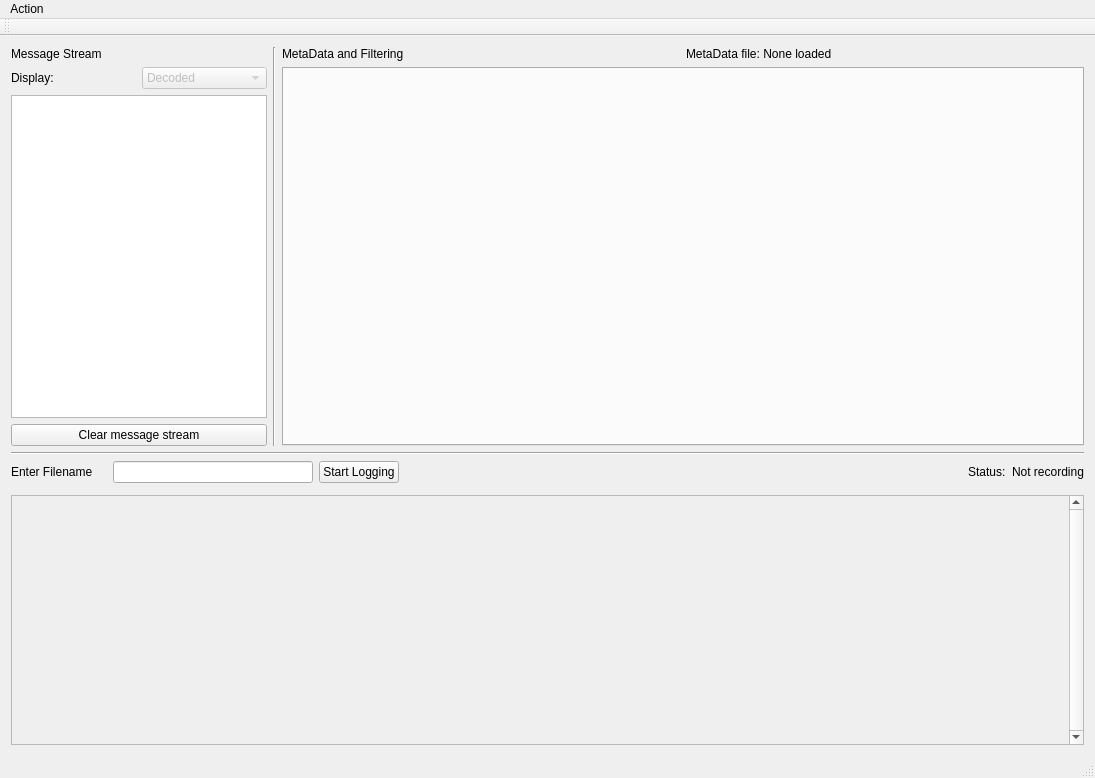
Before: the Qt Designer form canaconda_mainwindow.ui in xela144/CANaconda, drawn with Qt 5.
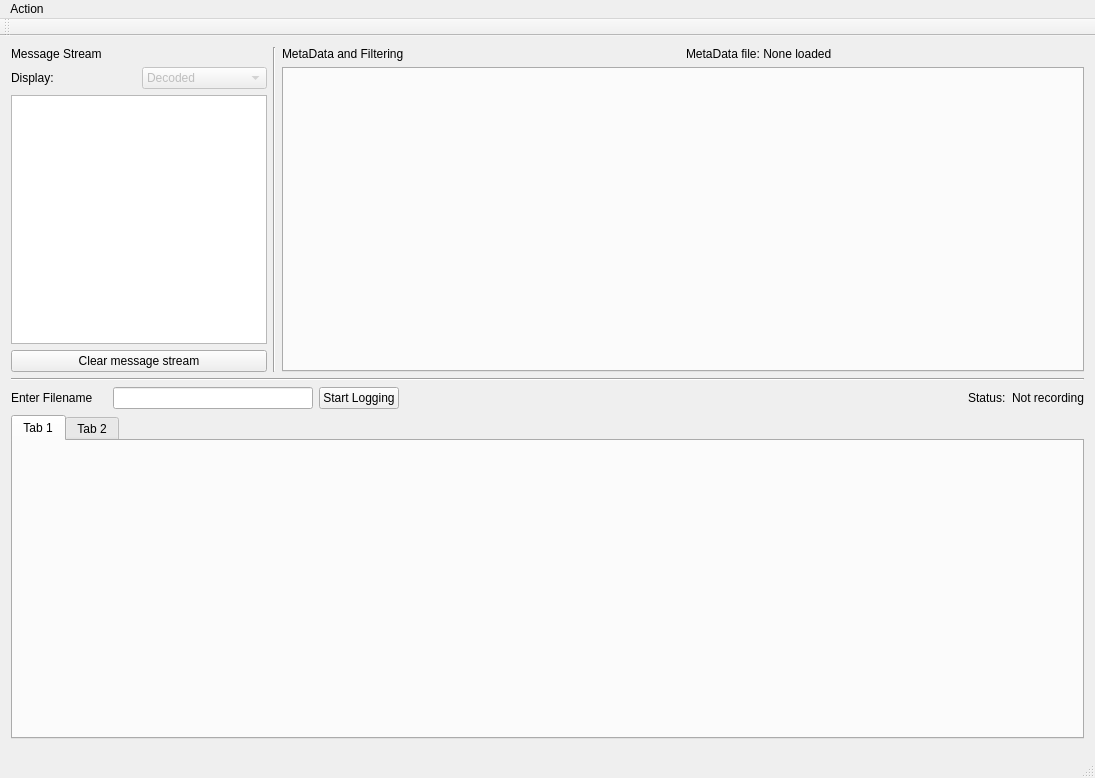
After: the same form once the commit is applied.

Commit message: adding a new tab for transmission

The edit to the form file:
```diff
--- a/canaconda_mainwindow.ui
+++ b/canaconda_mainwindow.ui
@@ -14,8 +14,8 @@
    <string>CANaconda_MainWindow</string>
   </property>
   <widget class="QWidget" name="centralWidget">
-   <layout class="QGridLayout" name="gridLayout">
-    <item row="0" column="0">
+   <layout class="QVBoxLayout" name="verticalLayout_3">
+    <item>
      <layout class="QHBoxLayout" name="horizontalLayout_5">
       <item>
        <layout class="QVBoxLayout" name="verticalLayout">
@@ -121,99 +121,14 @@
       </item>
      </layout>
     </item>
-    <item row="4" column="0">
-     <widget class="QScrollArea" name="scrollArea">
-      <property name="sizePolicy">
-       <sizepolicy hsizetype="Expanding" vsizetype="Preferred">
-        <horstretch>0</horstretch>
-        <verstretch>0</verstretch>
-       </sizepolicy>
-      </property>
-      <property name="minimumSize">
-       <size>
-        <width>0</width>
-        <height>195</height>
-       </size>
-      </property>
-      <property name="verticalScrollBarPolicy">
-       <enum>Qt::ScrollBarAlwaysOn</enum>
-      </property>
-      <property name="widgetResizable">
-       <bool>true</bool>
-      </property>
-      <widget class="QWidget" name="scrollAreaWidgetContents">
-       <property name="geometry">
-        <rect>
-         <x>0</x>
-         <y>0</y>
-         <width>1063</width>
-         <height>239</height>
-        </rect>
-       </property>
-       <layout class="QVBoxLayout" name="verticalLayout_3">
-        <item>
-         <widget class="QWidget" name="transmitWidget" native="true">
-          <property name="sizePolicy">
-           <sizepolicy hsizetype="Preferred" vsizetype="Minimum">
-            <horstretch>0</horstretch>
-            <verstretch>0</verstretch>
-           </sizepolicy>
-          </property>
-          <property name="minimumSize">
-           <size>
-            <width>0</width>
-            <height>180</height>
-           </size>
-          </property>
-          <property name="baseSize">
-           <size>
-            <width>0</width>
-            <height>15</height>
-           </size>
-          </property>
-         </widget>
-        </item>
-        <item>
-         <widget class="QWidget" name="arbitraryTransmitWidget" native="true">
-          <property name="sizePolicy">
-           <sizepolicy hsizetype="Preferred" vsizetype="Minimum">
-            <horstretch>0</horstretch>
-            <verstretch>0</verstretch>
-           </sizepolicy>
-          </property>
-          <property name="minimumSize">
-           <size>
-            <width>0</width>
-            <height>40</height>
-           </size>
-          </property>
-          <property name="baseSize">
-           <size>
-            <width>0</width>
-            <height>15</height>
-           </size>
-          </property>
-         </widget>
-        </item>
-       </layout>
-      </widget>
-     </widget>
-    </item>
-    <item row="3" column="0">
-     <widget class="Line" name="line_3">
-      <property name="orientation">
-       <enum>Qt::Vertical</enum>
-      </property>
-     </widget>
-    </item>
-    <item row="1" column="0">
+    <item>
      <widget class="Line" name="line">
       <property name="orientation">
        <enum>Qt::Horizontal</enum>
       </property>
      </widget>
     </item>
-    <item row="2" column="0">
+    <item>
      <layout class="QHBoxLayout" name="horizontalLayout_2">
       <item>
        <widget class="QLabel" name="label_3">
@@ -299,6 +214,73 @@
       </item>
      </layout>
     </item>
+    <item>
+     <widget class="QTabWidget" name="tabWidget_2">
+      <widget class="QWidget" name="tab">
+       <attribute name="title">
+        <string>Tab 1</string>
+       </attribute>
+       <layout class="QVBoxLayout" name="verticalLayout_4">
+        <item>
+         <widget class="QWidget" name="transmitWidget" native="true">
+          <property name="sizePolicy">
+           <sizepolicy hsizetype="Preferred" vsizetype="Minimum">
+            <horstretch>0</horstretch>
+            <verstretch>0</verstretch>
+           </sizepolicy>
+          </property>
+          <property name="minimumSize">
+           <size>
+            <width>0</width>
+            <height>180</height>
+           </size>
+          </property>
+          <property name="baseSize">
+           <size>
+            <width>0</width>
+            <height>15</height>
+           </size>
+          </property>
+         </widget>
+        </item>
+        <item>
+         <widget class="QWidget" name="arbitraryTransmitWidget" native="true">
+          <property name="sizePolicy">
+           <sizepolicy hsizetype="Maximum" vsizetype="Maximum">
+            <horstretch>0</horstretch>
+            <verstretch>0</verstretch>
+           </sizepolicy>
+          </property>
+          <property name="minimumSize">
+           <size>
+            <width>0</width>
+            <height>20</height>
+           </size>
+          </property>
+          <property name="baseSize">
+           <size>
+            <width>0</width>
+            <height>15</height>
+           </size>
+          </property>
+         </widget>
+        </item>
+       </layout>
+      </widget>
+      <widget class="QWidget" name="tab_2">
+       <attribute name="title">
+        <string>Tab 2</string>
+       </attribute>
+      </widget>
+     </widget>
+    </item>
+    <item>
+     <widget class="Line" name="line_3">
+      <property name="orientation">
+       <enum>Qt::Vertical</enum>
+      </property>
+     </widget>
+    </item>
    </layout>
   </widget>
   <widget class="QMenuBar" name="menuBar">
```
